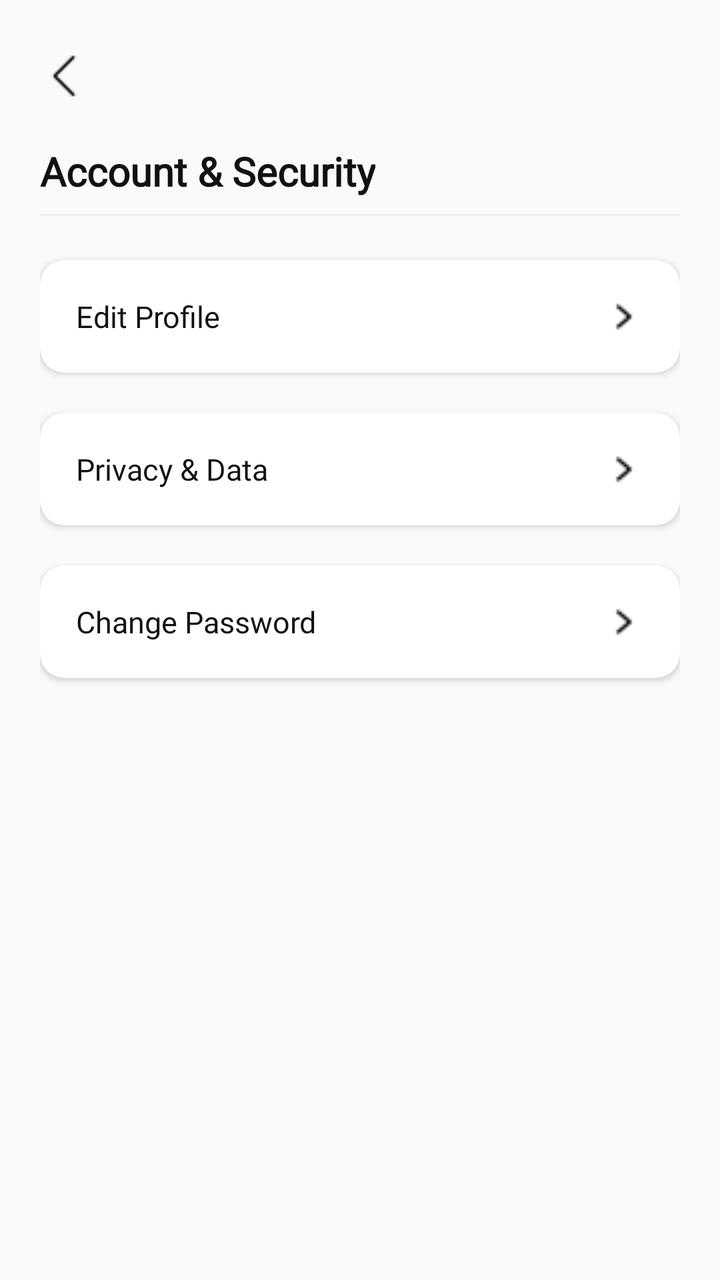
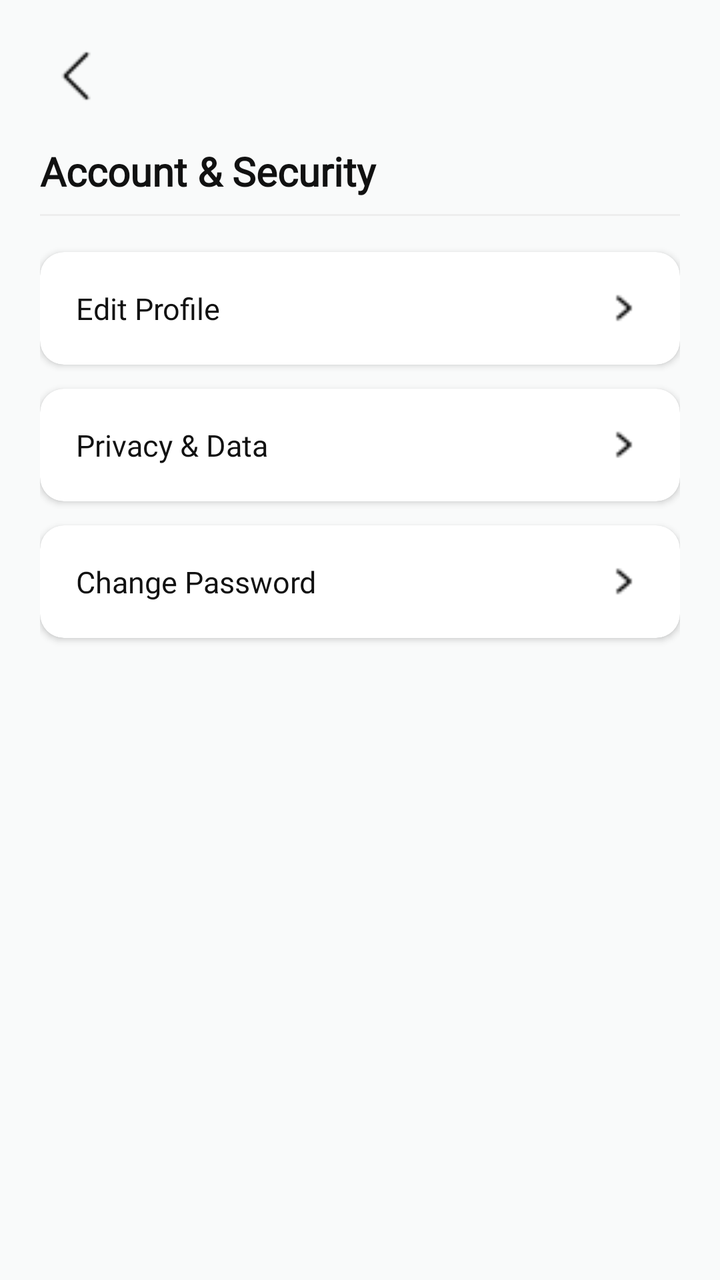

Two renders of the same Android screen: before a commit and after it. Below are the layout's source before the change and the commit's diff.
<!-- AndroidManifest.xml: application theme Theme.SmartGrow -->
<!-- res/layout/fragment_account_security.xml -->
<?xml version="1.0" encoding="utf-8"?>
<androidx.constraintlayout.widget.ConstraintLayout
    xmlns:android="http://schemas.android.com/apk/res/android"
    xmlns:app="http://schemas.android.com/apk/res-auto"
    android:layout_width="match_parent"
    android:layout_height="match_parent"
    android:background="#F9FAFA"
    android:padding="20dp">

    <ImageView
        android:id="@+id/btn_back_account_security"
        android:layout_width="wrap_content"
        android:layout_height="36dp"
        android:background="?attr/selectableItemBackgroundBorderless"
        android:clickable="true"
        android:focusable="true"
        android:src="@drawable/ic_back"
        app:layout_constraintStart_toStartOf="parent"
        app:layout_constraintTop_toTopOf="parent"
        android:contentDescription="Go back" />

    <TextView
        android:id="@+id/tv_account_security_title"
        android:layout_width="wrap_content"
        android:layout_height="wrap_content"
        android:layout_marginTop="16dp"
        android:text="Account &amp; Security"
        android:textColor="#111111"
        android:textSize="20sp"
        android:textStyle="bold"
        android:fontFamily="@font/poppins"
        app:layout_constraintStart_toStartOf="parent"
        app:layout_constraintTop_toBottomOf="@id/btn_back_account_security" />

    <View
        android:id="@+id/header_divider"
        android:layout_width="match_parent"
        android:layout_height="1dp"
        android:background="#EEEEEE"
        android:layout_marginTop="8dp"
        app:layout_constraintTop_toBottomOf="@id/tv_account_security_title"/>

    <LinearLayout
        android:layout_width="match_parent"
        android:layout_height="wrap_content"
        android:layout_marginTop="12dp"
        android:orientation="vertical"
        app:layout_constraintTop_toBottomOf="@id/header_divider">

        <com.google.android.material.card.MaterialCardView
            android:id="@+id/btn_security_edit_profile"
            android:layout_width="match_parent"
            android:layout_height="wrap_content"
            android:layout_marginBottom="10dp"
            android:clickable="true"
            android:focusable="true"
            android:layout_marginTop="10dp"
            android:foreground="?attr/selectableItemBackground"
            app:cardBackgroundColor="#FFFFFF"
            app:cardCornerRadius="12dp"
            app:strokeWidth="0dp"
            app:cardElevation="2dp">

            <androidx.constraintlayout.widget.ConstraintLayout
                android:layout_width="match_parent"
                android:layout_height="wrap_content"
                android:padding="18dp">
                <TextView
                    android:layout_width="wrap_content"
                    android:layout_height="wrap_content"
                    android:text="Edit Profile"
                    android:textColor="#111111"
                    android:textSize="15sp"
                    android:fontFamily="@font/poppins"
                    app:layout_constraintStart_toStartOf="parent"
                    app:layout_constraintTop_toTopOf="parent"
                    app:layout_constraintBottom_toBottomOf="parent" />
                <ImageView
                    android:layout_width="20dp"
                    android:layout_height="20dp"
                    android:src="@drawable/ic_next"
                    app:layout_constraintEnd_toEndOf="parent"
                    app:layout_constraintTop_toTopOf="parent"
                    app:layout_constraintBottom_toBottomOf="parent" />
            </androidx.constraintlayout.widget.ConstraintLayout>
        </com.google.android.material.card.MaterialCardView>

        <com.google.android.material.card.MaterialCardView
            android:id="@+id/btn_security_privacy"
            android:layout_width="match_parent"
            android:layout_height="wrap_content"
            android:layout_marginBottom="10dp"
            android:clickable="true"
            android:focusable="true"
            android:layout_marginTop="10dp"
            android:foreground="?attr/selectableItemBackground"
            app:cardBackgroundColor="#FFFFFF"
            app:cardCornerRadius="12dp"
            app:strokeWidth="0dp"
            app:cardElevation="2dp">

            <androidx.constraintlayout.widget.ConstraintLayout
                android:layout_width="match_parent"
                android:layout_height="wrap_content"
                android:padding="18dp">
                <TextView
                    android:layout_width="wrap_content"
                    android:layout_height="wrap_content"
                    android:text="Privacy &amp; Data"
                    android:textColor="#111111"
                    android:textSize="15sp"
                    android:fontFamily="@font/poppins"
                    app:layout_constraintStart_toStartOf="parent"
                    app:layout_constraintTop_toTopOf="parent"
                    app:layout_constraintBottom_toBottomOf="parent" />
                <ImageView
                    android:layout_width="20dp"
                    android:layout_height="20dp"
                    android:src="@drawable/ic_next"
                    app:layout_constraintEnd_toEndOf="parent"
                    app:layout_constraintTop_toTopOf="parent"
                    app:layout_constraintBottom_toBottomOf="parent" />
            </androidx.constraintlayout.widget.ConstraintLayout>
        </com.google.android.material.card.MaterialCardView>

        <com.google.android.material.card.MaterialCardView
            android:id="@+id/btn_security_password"
            android:layout_width="match_parent"
            android:layout_height="wrap_content"
            android:layout_marginBottom="10dp"
            android:clickable="true"
            android:focusable="true"
            android:layout_marginTop="10dp"
            android:foreground="?attr/selectableItemBackground"
            app:cardBackgroundColor="#FFFFFF"
            app:cardCornerRadius="12dp"
            app:strokeWidth="0dp"
            app:cardElevation="2dp">

            <androidx.constraintlayout.widget.ConstraintLayout
                android:layout_width="match_parent"
                android:layout_height="wrap_content"
                android:padding="18dp">
                <TextView
                    android:layout_width="wrap_content"
                    android:layout_height="wrap_content"
                    android:text="Change Password"
                    android:textColor="#111111"
                    android:textSize="15sp"
                    android:fontFamily="@font/poppins"
                    app:layout_constraintStart_toStartOf="parent"
                    app:layout_constraintTop_toTopOf="parent"
                    app:layout_constraintBottom_toBottomOf="parent" />
                <ImageView
                    android:layout_width="20dp"
                    android:layout_height="20dp"
                    android:src="@drawable/ic_next"
                    app:layout_constraintEnd_toEndOf="parent"
                    app:layout_constraintTop_toTopOf="parent"
                    app:layout_constraintBottom_toBottomOf="parent" />
            </androidx.constraintlayout.widget.ConstraintLayout>
        </com.google.android.material.card.MaterialCardView>

    </LinearLayout>
</androidx.constraintlayout.widget.ConstraintLayout>
<!-- resources referenced by this layout -->
<resources>
  <!-- drawable ic_back: png bitmap (drawable, 215 bytes) -->
  <!-- drawable ic_next: png bitmap (drawable, 250 bytes) -->
  <style name="Theme.SmartGrow" parent="Base.Theme.SmartGrow" />
  <style name="Base.Theme.SmartGrow" parent="Theme.Material3.DayNight.NoActionBar">
          <item name="android:windowBackground">@android:color/white</item>
          <item name="android:windowDisablePreview">true</item>
          <item name="android:statusBarColor">#0C6211</item>
          <item name="android:windowLightStatusBar" tools:targetApi="m">false</item>
      </style>
</resources>

<!-- the commit's change to res/layout/fragment_account_security.xml (unified diff, before → after) -->
@@ -9,19 +9,20 @@
 
     <ImageView
         android:id="@+id/btn_back_account_security"
-        android:layout_width="wrap_content"
+        android:layout_width="36dp"
         android:layout_height="36dp"
         android:background="?attr/selectableItemBackgroundBorderless"
         android:clickable="true"
         android:focusable="true"
         android:src="@drawable/ic_back"
+        android:padding="4dp"
         app:layout_constraintStart_toStartOf="parent"
         app:layout_constraintTop_toTopOf="parent"
         android:contentDescription="Go back" />
 
     <TextView
         android:id="@+id/tv_account_security_title"
-        android:layout_width="wrap_content"
+        android:layout_width="0dp"
         android:layout_height="wrap_content"
         android:layout_marginTop="16dp"
         android:text="Account &amp; Security"
@@ -30,38 +31,43 @@
         android:textStyle="bold"
         android:fontFamily="@font/poppins"
         app:layout_constraintStart_toStartOf="parent"
+        app:layout_constraintEnd_toEndOf="parent"
         app:layout_constraintTop_toBottomOf="@id/btn_back_account_security" />
 
     <View
         android:id="@+id/header_divider"
-        android:layout_width="match_parent"
+        android:layout_width="0dp"
         android:layout_height="1dp"
         android:background="#EEEEEE"
         android:layout_marginTop="8dp"
+        app:layout_constraintStart_toStartOf="parent"
+        app:layout_constraintEnd_toEndOf="parent"
         app:layout_constraintTop_toBottomOf="@id/tv_account_security_title"/>
 
+    
     <LinearLayout
-        android:layout_width="match_parent"
+        android:layout_width="0dp"
         android:layout_height="wrap_content"
         android:layout_marginTop="12dp"
         android:orientation="vertical"
+        app:layout_constraintStart_toStartOf="parent"
+        app:layout_constraintEnd_toEndOf="parent"
         app:layout_constraintTop_toBottomOf="@id/header_divider">
 
         <com.google.android.material.card.MaterialCardView
             android:id="@+id/btn_security_edit_profile"
             android:layout_width="match_parent"
             android:layout_height="wrap_content"
-            android:layout_marginBottom="10dp"
+            android:layout_marginVertical="6dp"
             android:clickable="true"
             android:focusable="true"
-            android:layout_marginTop="10dp"
             android:foreground="?attr/selectableItemBackground"
             app:cardBackgroundColor="#FFFFFF"
             app:cardCornerRadius="12dp"
             app:strokeWidth="0dp"
             app:cardElevation="2dp">
 
-            <androidx.constraintlayout.widget.ConstraintLayout
+            <RelativeLayout
                 android:layout_width="match_parent"
                 android:layout_height="wrap_content"
                 android:padding="18dp">
@@ -71,35 +77,29 @@
                     android:text="Edit Profile"
                     android:textColor="#111111"
                     android:textSize="15sp"
-                    android:fontFamily="@font/poppins"
-                    app:layout_constraintStart_toStartOf="parent"
-                    app:layout_constraintTop_toTopOf="parent"
-                    app:layout_constraintBottom_toBottomOf="parent" />
+                    android:fontFamily="@font/poppins" />
                 <ImageView
                     android:layout_width="20dp"
                     android:layout_height="20dp"
-                    android:src="@drawable/ic_next"
-                    app:layout_constraintEnd_toEndOf="parent"
-                    app:layout_constraintTop_toTopOf="parent"
-                    app:layout_constraintBottom_toBottomOf="parent" />
-            </androidx.constraintlayout.widget.ConstraintLayout>
+                    android:layout_alignParentEnd="true"
+                    android:src="@drawable/ic_next" />
+            </RelativeLayout>
         </com.google.android.material.card.MaterialCardView>
 
         <com.google.android.material.card.MaterialCardView
             android:id="@+id/btn_security_privacy"
             android:layout_width="match_parent"
             android:layout_height="wrap_content"
-            android:layout_marginBottom="10dp"
+            android:layout_marginVertical="6dp"
             android:clickable="true"
             android:focusable="true"
-            android:layout_marginTop="10dp"
             android:foreground="?attr/selectableItemBackground"
             app:cardBackgroundColor="#FFFFFF"
             app:cardCornerRadius="12dp"
             app:strokeWidth="0dp"
             app:cardElevation="2dp">
 
-            <androidx.constraintlayout.widget.ConstraintLayout
+            <RelativeLayout
                 android:layout_width="match_parent"
                 android:layout_height="wrap_content"
                 android:padding="18dp">
@@ -109,35 +109,29 @@
                     android:text="Privacy &amp; Data"
                     android:textColor="#111111"
                     android:textSize="15sp"
-                    android:fontFamily="@font/poppins"
-                    app:layout_constraintStart_toStartOf="parent"
-                    app:layout_constraintTop_toTopOf="parent"
-                    app:layout_constraintBottom_toBottomOf="parent" />
+                    android:fontFamily="@font/poppins" />
                 <ImageView
                     android:layout_width="20dp"
                     android:layout_height="20dp"
-                    android:src="@drawable/ic_next"
-                    app:layout_constraintEnd_toEndOf="parent"
-                    app:layout_constraintTop_toTopOf="parent"
-                    app:layout_constraintBottom_toBottomOf="parent" />
-            </androidx.constraintlayout.widget.ConstraintLayout>
+                    android:layout_alignParentEnd="true"
+                    android:src="@drawable/ic_next" />
+            </RelativeLayout>
         </com.google.android.material.card.MaterialCardView>
 
         <com.google.android.material.card.MaterialCardView
             android:id="@+id/btn_security_password"
             android:layout_width="match_parent"
             android:layout_height="wrap_content"
-            android:layout_marginBottom="10dp"
+            android:layout_marginVertical="6dp"
             android:clickable="true"
             android:focusable="true"
-            android:layout_marginTop="10dp"
             android:foreground="?attr/selectableItemBackground"
             app:cardBackgroundColor="#FFFFFF"
             app:cardCornerRadius="12dp"
             app:strokeWidth="0dp"
             app:cardElevation="2dp">
 
-            <androidx.constraintlayout.widget.ConstraintLayout
+            <RelativeLayout
                 android:layout_width="match_parent"
                 android:layout_height="wrap_content"
                 android:padding="18dp">
@@ -147,18 +141,13 @@
                     android:text="Change Password"
                     android:textColor="#111111"
                     android:textSize="15sp"
-                    android:fontFamily="@font/poppins"
-                    app:layout_constraintStart_toStartOf="parent"
-                    app:layout_constraintTop_toTopOf="parent"
-                    app:layout_constraintBottom_toBottomOf="parent" />
+                    android:fontFamily="@font/poppins" />
                 <ImageView
                     android:layout_width="20dp"
                     android:layout_height="20dp"
-                    android:src="@drawable/ic_next"
-                    app:layout_constraintEnd_toEndOf="parent"
-                    app:layout_constraintTop_toTopOf="parent"
-                    app:layout_constraintBottom_toBottomOf="parent" />
-            </androidx.constraintlayout.widget.ConstraintLayout>
+                    android:layout_alignParentEnd="true"
+                    android:src="@drawable/ic_next" />
+            </RelativeLayout>
         </com.google.android.material.card.MaterialCardView>
 
     </LinearLayout>
<!-- resource entries referenced after the edit -->
@@ -8,6 +8,12 @@
           <item name="android:windowDisablePreview">true</item>
           <item name="android:statusBarColor">#0C6211</item>
           <item name="android:windowLightStatusBar" tools:targetApi="m">false</item>
+  
+          
+          <item name="android:navigationBarColor">#F9FAFA</item>
+  
+          
+          <item name="android:windowLightNavigationBar" tools:targetApi="o">true</item>
       </style>
 </resources>
 
